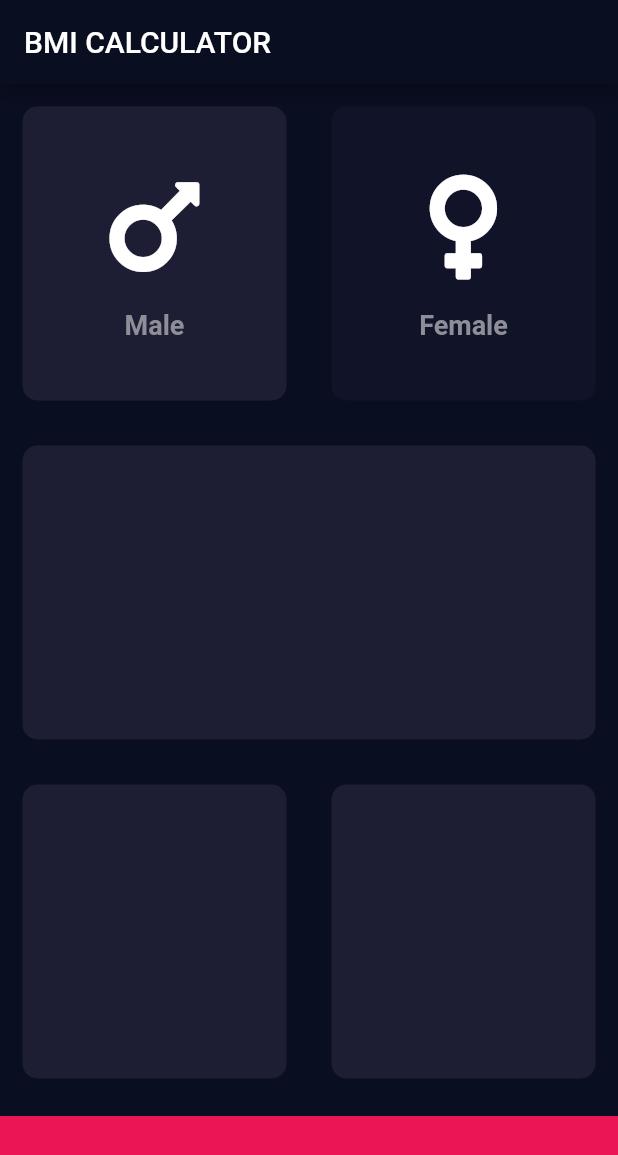
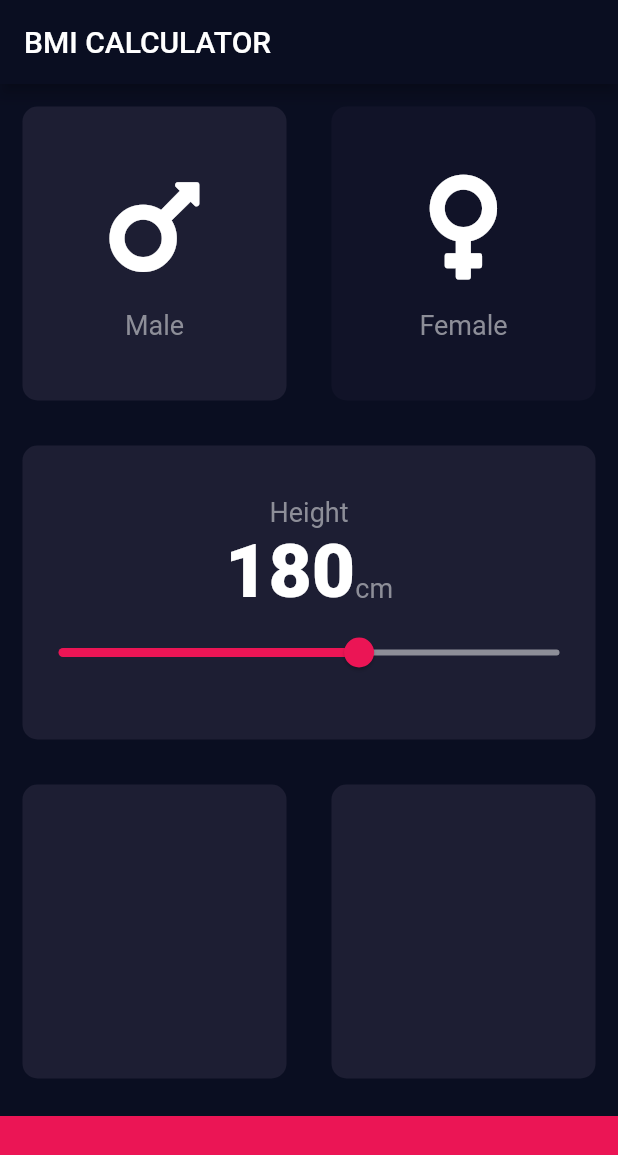
Before and after one commit to rabzkhan/bmi-calculator, a Flutter app: the screen it shows after launch, after a tap on "Male", on a phone screen of 412 x 824 dp. Shown: the top 1155 px of the screen. Run offline on Flutter 3.47's test engine with Material 2 defaults, Android fonts, the phone set to English and light mode, and no system bars; our stand-ins replace font_awesome_flutter.

Commit message:
slider-added

```diff
--- /dev/null
+++ b/lib/constant.dart
@@ -0,0 +1,16 @@
+import 'package:flutter/widgets.dart';
+
+const kbottomContainerHeight = 80.0;
+const kactiveCardColor = Color(0xFF1D1E33);
+const kinactiveCardColor = Color(0xFF111328);
+const kbottomContainerColor = Color(0xFFEB1555);
+
+const klabelTextStyle = TextStyle(
+  fontSize: 18.0,
+  color: Color(0xFF8D8E98),
+);
+
+const kNumberTextStyel = TextStyle(
+  fontSize: 50.0,
+  fontWeight: FontWeight.w900,
+);
--- a/lib/icon_content.dart
+++ b/lib/icon_content.dart
@@ -1,3 +1,4 @@
+import 'package:bmi_calculator/constant.dart';
 import 'package:flutter/material.dart';
 
 class IconContent extends StatelessWidget {
@@ -20,12 +21,8 @@ class IconContent extends StatelessWidget {
         ),
         Text(
           label,
-          style: TextStyle(
-            fontSize: 18.0,
-            fontWeight: FontWeight.bold,
-            color: Color(0xFF8D8E98),
-          ),
-        )
+          style: klabelTextStyle,
+        ),
       ],
     );
   }
--- a/lib/input_page.dart
+++ b/lib/input_page.dart
@@ -2,11 +2,7 @@ import 'package:bmi_calculator/reusable_card.dart';
 import 'package:flutter/material.dart';
 import 'package:font_awesome_flutter/font_awesome_flutter.dart';
 import 'icon_content.dart';
-
-const bottomContainerHeight = 80.0;
-const activeCardColor = Color(0xFF1D1E33);
-const inactiveCardColor = Color(0xFF111328);
-const bottomContainerColor = Color(0xFFEB1555);
+import 'constant.dart';
 
 enum Gender {
   male,
@@ -19,23 +15,25 @@ class InputPage extends StatefulWidget {
 }
 
 class _InputPageState extends State<InputPage> {
-  Color maleCardColour = inactiveCardColor;
-  Color femaleCardColour = inactiveCardColor;
+  int height = 180;
+
+  Color maleCardColour = kinactiveCardColor;
+  Color femaleCardColour = kinactiveCardColor;
   void updateColour(Gender selectedGender) {
     if (selectedGender == Gender.male) {
-      if (maleCardColour == inactiveCardColor) {
-        maleCardColour = activeCardColor;
-        femaleCardColour = inactiveCardColor;
+      if (maleCardColour == kinactiveCardColor) {
+        maleCardColour = kactiveCardColor;
+        femaleCardColour = kinactiveCardColor;
       } else {
-        maleCardColour = inactiveCardColor;
+        maleCardColour = kinactiveCardColor;
       }
     }
     if (selectedGender == Gender.female) {
-      if (femaleCardColour == inactiveCardColor) {
-        femaleCardColour = activeCardColor;
-        maleCardColour = inactiveCardColor;
+      if (femaleCardColour == kinactiveCardColor) {
+        femaleCardColour = kactiveCardColor;
+        maleCardColour = kinactiveCardColor;
       } else {
-        femaleCardColour = inactiveCardColor;
+        femaleCardColour = kinactiveCardColor;
       }
     }
   }
@@ -48,6 +46,7 @@ class _InputPageState extends State<InputPage> {
           title: Text('BMI CALCULATOR'),
         ),
         body: Column(
+          crossAxisAlignment: CrossAxisAlignment.stretch,
           children: [
             Expanded(
                 child: Row(
@@ -88,8 +87,44 @@ class _InputPageState extends State<InputPage> {
             )),
             Expanded(
               child: ReusableCard(
-                colour: activeCardColor,
-                cardChild: Row(),
+                colour: kactiveCardColor,
+                cardChild: Column(
+                  mainAxisAlignment: MainAxisAlignment.center,
+                  children: [
+                    Text(
+                      'Height',
+                      style: klabelTextStyle,
+                    ),
+                    Row(
+                      mainAxisAlignment: MainAxisAlignment.center,
+                      crossAxisAlignment: CrossAxisAlignment.baseline,
+                      textBaseline: TextBaseline.alphabetic,
+                      children: [
+                        Text(
+                          height.toString(),
+                          style: kNumberTextStyel,
+                        ),
+                        Text(
+                          'cm',
+                          style: klabelTextStyle,
+                        )
+                      ],
+                    ),
+                    Slider(
+                      value: height.toDouble(),
+                      min: 120.0,
+                      max: 220.0,
+                      activeColor: Color(0xFFEB1555),
+                      inactiveColor: Color(0xFF8D8E98),
+                      onChanged: (double newValue) {
+                        print(newValue);
+                        setState(() {
+                          height = newValue.round();
+                        });
+                      },
+                    ),
+                  ],
+                ),
               ),
             ),
             Expanded(
@@ -98,23 +133,23 @@ class _InputPageState extends State<InputPage> {
                   Expanded(
                     child: ReusableCard(
                       cardChild: Column(),
-                      colour: activeCardColor,
+                      colour: kactiveCardColor,
                     ),
                   ),
                   Expanded(
                     child: ReusableCard(
                       cardChild: Column(),
-                      colour: activeCardColor,
+                      colour: kactiveCardColor,
                     ),
                   )
                 ],
               ),
             ),
             Container(
-              color: bottomContainerColor,
+              color: kbottomContainerColor,
               margin: EdgeInsets.only(top: 10.0),
               width: double.infinity,
-              height: bottomContainerHeight,
+              height: kbottomContainerHeight,
             ),
           ],
         ),
```
